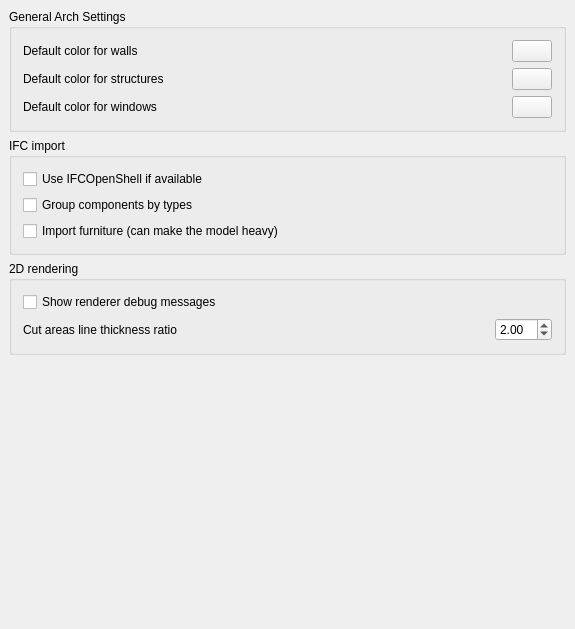
Above: src/Mod/Arch/Resources/ui/archprefs-base.ui from berndhahnebach/All_FreeCAD before the change. Below: the same form after it.
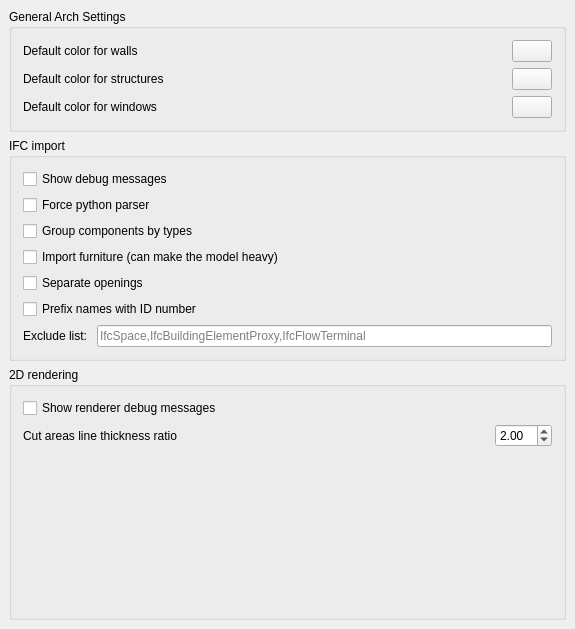
That is the form after the change. Custom widgets are drawn as their Qt base class.

Commit message: Arch: Internal IFC parser not used anymore if IfcOpenShell is present

```diff
--- a/src/Mod/Arch/Resources/ui/archprefs-base.ui
+++ b/src/Mod/Arch/Resources/ui/archprefs-base.ui
@@ -164,6 +164,26 @@
       <string>IFC import</string>
      </property>
      <layout class="QVBoxLayout" name="verticalLayout">
+      <item>
+       <layout class="QHBoxLayout" name="horizontalLayout_9">
+        <item>
+         <widget class="Gui::PrefCheckBox" name="gui::prefcheckbox_5">
+          <property name="toolTip">
+           <string>Check this to display debug messages while importing IFC files</string>
+          </property>
+          <property name="text">
+           <string>Show debug messages</string>
+          </property>
+          <property name="prefEntry" stdset="0">
+           <cstring>ifcDebug</cstring>
+          </property>
+          <property name="prefPath" stdset="0">
+           <cstring>Mod/Arch</cstring>
+          </property>
+         </widget>
+        </item>
+       </layout>
+      </item>
       <item>
        <layout class="QHBoxLayout" name="horizontalLayout_5">
         <item>
@@ -172,7 +192,7 @@
            <string>If this is checked, the IFCOpenShell importer will be used, allowing to import more IFC types</string>
           </property>
           <property name="text">
-           <string>Use IFCOpenShell if available</string>
+           <string>Force python parser</string>
           </property>
           <property name="prefEntry" stdset="0">
            <cstring>useIfcOpenShell</cstring>
@@ -221,6 +241,76 @@
         </item>
        </layout>
       </item>
+      <item>
+       <layout class="QHBoxLayout" name="horizontalLayout_11">
+        <item>
+         <widget class="Gui::PrefCheckBox" name="gui::prefcheckbox_6">
+          <property name="toolTip">
+           <string>If this is checked, openings will be imported as subtractions, otherwise wall shapes will already have their openings subtracted</string>
+          </property>
+          <property name="text">
+           <string>Separate openings</string>
+          </property>
+          <property name="prefEntry" stdset="0">
+           <cstring>ifcSeparateOpenings</cstring>
+          </property>
+          <property name="prefPath" stdset="0">
+           <cstring>Mod/Arch</cstring>
+          </property>
+         </widget>
+        </item>
+       </layout>
+      </item>
+      <item>
+       <layout class="QHBoxLayout" name="horizontalLayout_12">
+        <item>
+         <widget class="Gui::PrefCheckBox" name="gui::prefcheckbox_7">
+          <property name="toolTip">
+           <string>If this is checked, object names will be prefixed with the IFC ID number</string>
+          </property>
+          <property name="text">
+           <string>Prefix names with ID number</string>
+          </property>
+          <property name="prefEntry" stdset="0">
+           <cstring>ifcPrefixNumbers</cstring>
+          </property>
+          <property name="prefPath" stdset="0">
+           <cstring>Mod/Arch</cstring>
+          </property>
+         </widget>
+        </item>
+       </layout>
+      </item>
+      <item>
+       <layout class="QHBoxLayout" name="horizontalLayout_13">
+        <item>
+         <widget class="QLabel" name="label_4">
+          <property name="text">
+           <string>Exclude list: </string>
+          </property>
+         </widget>
+        </item>
+        <item>
+         <widget class="Gui::PrefLineEdit" name="gui::preflineedit">
+          <property name="toolTip">
+           <string>A comma-separated list of Ifc entities to exclude from import</string>
+          </property>
+          <property name="text">
+           <string/>
+          </property>
+          <property name="placeholderText">
+           <string>IfcSpace,IfcBuildingElementProxy,IfcFlowTerminal</string>
+          </property>
+          <property name="prefEntry" stdset="0">
+           <cstring>ifcSkip</cstring>
+          </property>
+          <property name="prefPath" stdset="0">
+           <cstring>Mod/Arch</cstring>
+          </property>
+         </widget>
+        </item>
+       </layout>
+      </item>
      </layout>
     </widget>
    </item>
@@ -290,22 +380,22 @@
         </item>
        </layout>
       </item>
+      <item>
+       <spacer name="verticalSpacer">
+        <property name="orientation">
+         <enum>Qt::Vertical</enum>
+        </property>
+        <property name="sizeHint" stdset="0">
+         <size>
+          <width>20</width>
+          <height>40</height>
+         </size>
+        </property>
+       </spacer>
+      </item>
      </layout>
     </widget>
    </item>
-   <item>
-    <spacer name="verticalSpacer">
-     <property name="orientation">
-      <enum>Qt::Vertical</enum>
-     </property>
-     <property name="sizeHint" stdset="0">
-      <size>
-       <width>20</width>
-       <height>40</height>
-      </size>
-     </property>
-    </spacer>
-   </item>
   </layout>
  </widget>
  <layoutdefault spacing="6" margin="11"/>
@@ -326,6 +416,11 @@
    <extends>QCheckBox</extends>
    <header>Gui/PrefWidgets.h</header>
   </customwidget>
+  <customwidget>
+   <class>Gui::PrefLineEdit</class>
+   <extends>QLineEdit</extends>
+   <header>Gui/PrefWidgets.h</header>
+  </customwidget>
   <customwidget>
    <class>Gui::PrefDoubleSpinBox</class>
    <extends>QDoubleSpinBox</extends>
```
Left out of the diff: 4 changed lines with no effect on the pictures. The commit also changes 7 other files.
